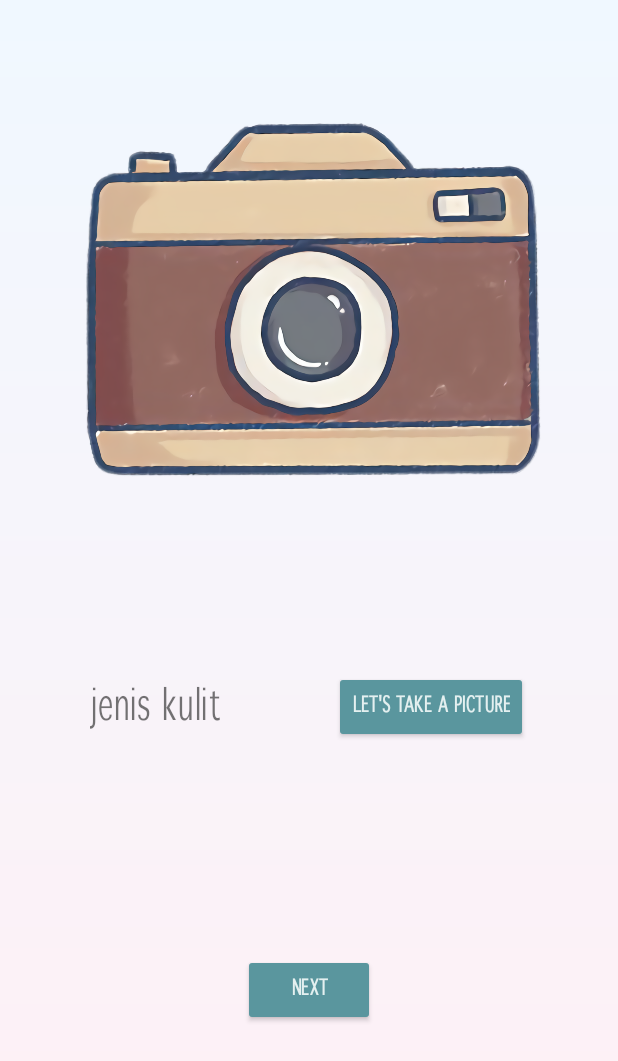
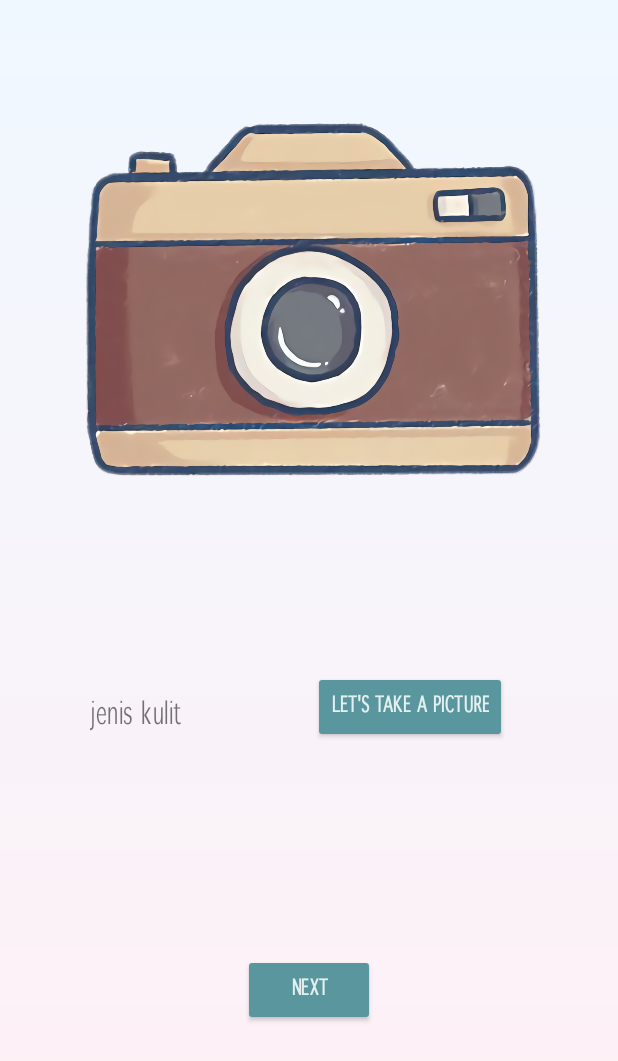
Before and after one commit to tadjuddinshafi/capstone-test, an Android app: the NoActivity screen opened directly, with no data from a screen before it, on a phone screen of 412 x 824 dp. Shown: the top 1061 px of the screen. Run offline under Robolectric (Android 15) with nearby library versions, the phone set to English and light mode, and no system bars.

Commit message:
activity no

```diff
--- a/app/src/main/res/layout/activity_no.xml
+++ b/app/src/main/res/layout/activity_no.xml
@@ -26,7 +26,7 @@
         android:layout_marginTop="30dp"
         android:fontFamily="@font/winterthur_condensed"
         android:text="@string/jenis_kulit"
-        android:textSize="28sp"
+        android:textSize="20sp"
         app:layout_constraintBottom_toBottomOf="@+id/btnTakePicture"
         app:layout_constraintStart_toStartOf="parent"
         app:layout_constraintTop_toBottomOf="@+id/imageView"
```
